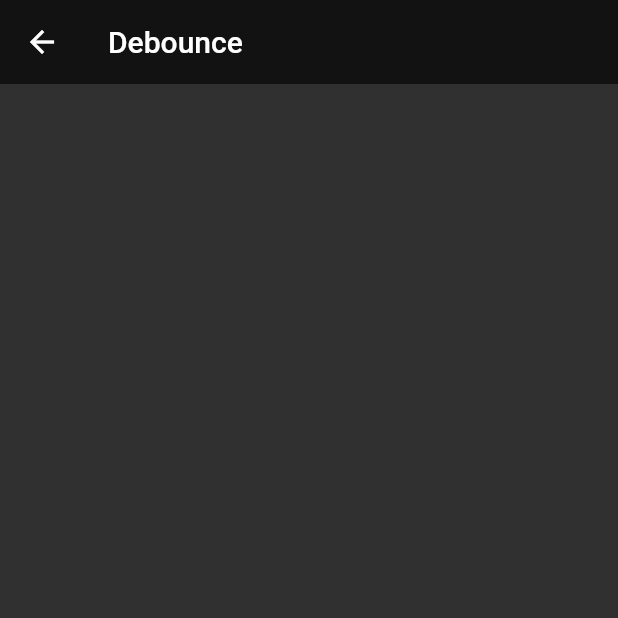
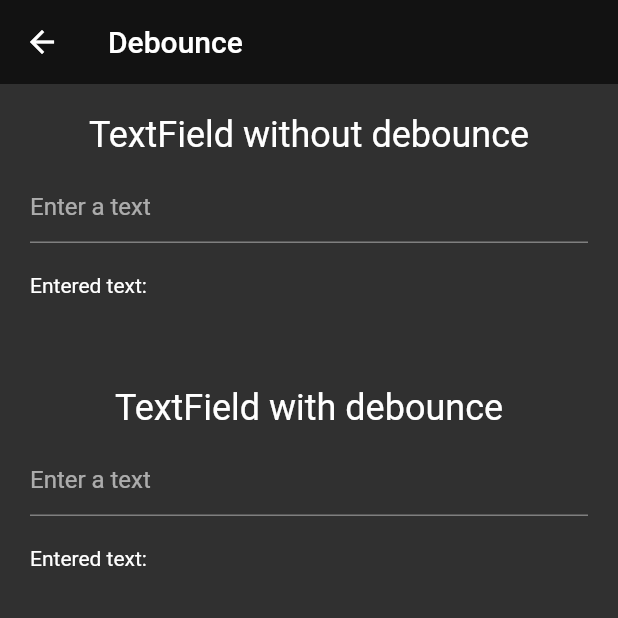
Before and after one commit to juanleondev/flutter_samples, a Flutter app: the DebouncePage screen opened directly, on a phone screen of 412 x 824 dp, the top half of it. Run offline on Flutter 3.47's test engine with Material 2 defaults, Android fonts, the phone set to English and light mode, and no system bars; our stand-ins replace bloc, flutter_bloc; generated files the repository leaves out were written again.

Commit message:
feat: add debounce example

```diff
--- a/flutter_samples/lib/debounce/view/debounce_page.dart
+++ b/flutter_samples/lib/debounce/view/debounce_page.dart
@@ -1,3 +1,5 @@
+import 'dart:async';
+
 import 'package:flutter/material.dart';
 import 'package:flutter_samples/l10n/l10n.dart';
 
@@ -13,7 +15,111 @@ class DebouncePage extends StatelessWidget {
       ),
       body: ListView(
         padding: const EdgeInsets.all(20),
+        children: const [
+          _TextFieldWithoutDebounce(),
+          SizedBox(
+            height: 60,
+          ),
+          _TextFieldWithDebounce(),
+        ],
       ),
     );
   }
 }
+
+class _TextFieldWithoutDebounce extends StatefulWidget {
+  const _TextFieldWithoutDebounce({Key? key}) : super(key: key);
+
+  @override
+  __TextFieldWithoutDebounceState createState() =>
+      __TextFieldWithoutDebounceState();
+}
+
+class __TextFieldWithoutDebounceState extends State<_TextFieldWithoutDebounce> {
+  String query = '';
+
+  @override
+  Widget build(BuildContext context) {
+    final l10n = context.l10n;
+    return Column(
+      children: [
+        Text(
+          l10n.debounceSubtitle1,
+          style: Theme.of(context).textTheme.headline5,
+        ),
+        const SizedBox(
+          height: 10,
+        ),
+        TextField(
+          decoration: InputDecoration(hintText: l10n.debounceHintText),
+          onChanged: (value) {
+            setState(() {
+              query = value;
+            });
+          },
+        ),
+        const SizedBox(
+          height: 20,
+        ),
+        Row(
+          children: [Text('${l10n.debounceResultTitle} $query')],
+        )
+      ],
+    );
+  }
+}
+
+class _TextFieldWithDebounce extends StatefulWidget {
+  const _TextFieldWithDebounce({Key? key}) : super(key: key);
+
+  @override
+  __TextFieldWithDebounceState createState() => __TextFieldWithDebounceState();
+}
+
+class __TextFieldWithDebounceState extends State<_TextFieldWithDebounce> {
+  String query = '';
+  Timer? _debounceTimer;
+  Duration debounceDuration = const Duration(milliseconds: 500);
+
+  void _onChangedWithDebounce(String value) {
+    if (_debounceTimer?.isActive ?? false) _debounceTimer!.cancel();
+    _debounceTimer = Timer(debounceDuration, () {
+      // here you can add actions with debounce
+      setState(() {
+        query = value;
+      });
+    });
+  }
+
+  @override
+  void dispose() {
+    _debounceTimer?.cancel();
+    super.dispose();
+  }
+
+  @override
+  Widget build(BuildContext context) {
+    final l10n = context.l10n;
+    return Column(
+      children: [
+        Text(
+          l10n.debounceSubtitle2,
+          style: Theme.of(context).textTheme.headline5,
+        ),
+        const SizedBox(
+          height: 10,
+        ),
+        TextField(
+          decoration: InputDecoration(hintText: l10n.debounceHintText),
+          onChanged: _onChangedWithDebounce,
+        ),
+        const SizedBox(
+          height: 20,
+        ),
+        Row(
+          children: [Text('${l10n.debounceResultTitle} $query')],
+        )
+      ],
+    );
+  }
+}
--- a/flutter_samples/lib/l10n/arb/app_en.arb
+++ b/flutter_samples/lib/l10n/arb/app_en.arb
@@ -9,5 +9,9 @@
         "description": "Text shown in the AppBar of the Home Page"
     },
     "homeDebounceButton": "Debounce example",
-    "debouncePageTitle": "Debounce"
+    "debouncePageTitle": "Debounce",
+    "debounceSubtitle1": "TextField without debounce",
+    "debounceSubtitle2": "TextField with debounce",
+    "debounceResultTitle": "Entered text:",
+    "debounceHintText": "Enter a text"
 }
--- a/flutter_samples/lib/l10n/arb/app_es.arb
+++ b/flutter_samples/lib/l10n/arb/app_es.arb
@@ -9,5 +9,9 @@
         "description": "Texto mostrado en la AppBar de la página principal"
     },
     "homeDebounceButton": "Ejemplo de debounce",
-    "debouncePageTitle": "Debounce"
+    "debouncePageTitle": "Debounce",
+    "debounceSubtitle1": "TextField sin debounce",
+    "debounceSubtitle2": "TextField con debounce",
+    "debounceResultTitle": "Texto ingresado:",
+    "debounceHintText": "Introduce un texto"
 }
```
